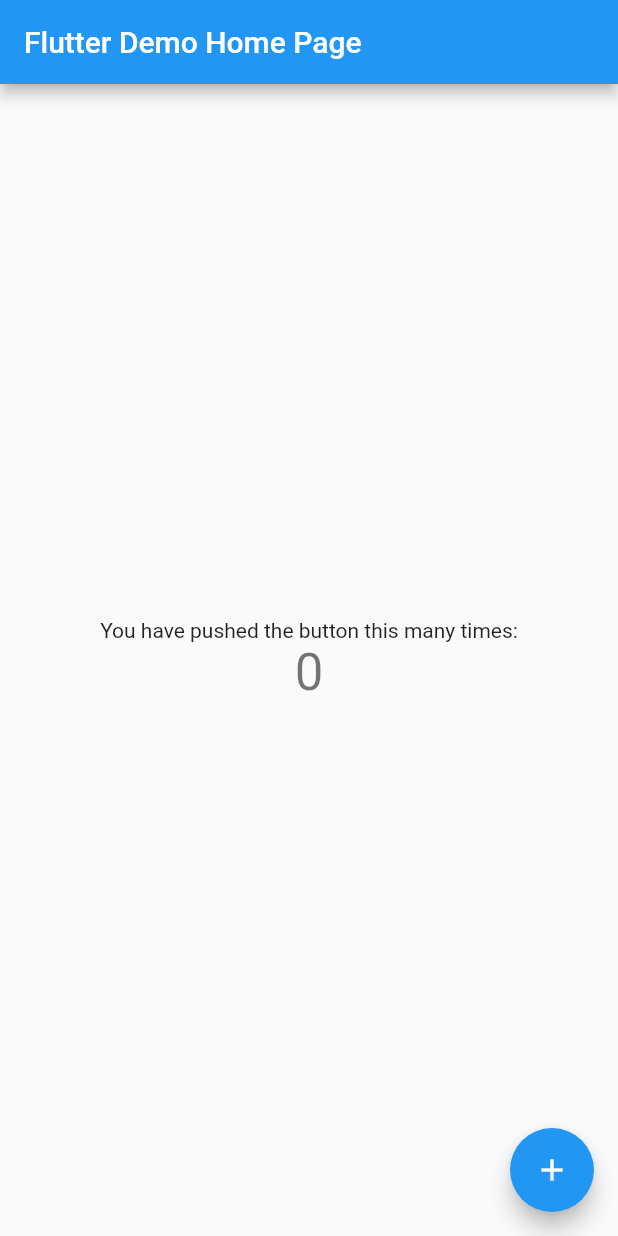
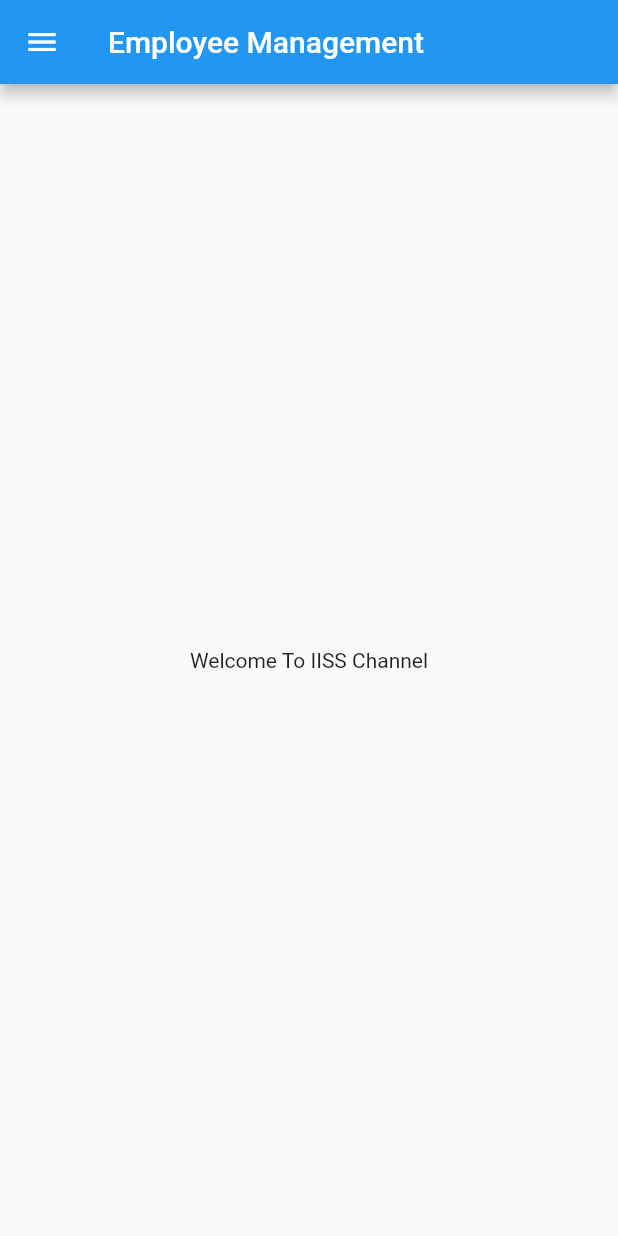
Before and after one commit to Dete-Desai/Instant-Insurance-Sales-Registration-Mobile-Application, a Flutter app: the screen it shows after launch, on a phone screen of 412 x 824 dp. Run offline on Flutter 3.47's test engine with Material 2 defaults, Android fonts, the phone set to English and light mode, and no system bars.

Commit message:
Home Page and Controllers Commits

```diff
--- /dev/null
+++ b/instant_insurance_sales_mobile/lib/components/layout/employeeDrawer.dart
@@ -0,0 +1,47 @@
+import 'package:flutter/material.dart';
+import 'package:instant_insurance_sales_mobile/components/forms/employee/registerEmployee.dart';
+
+class EmployeeDrawer extends StatefulWidget {
+  const EmployeeDrawer({Key? key}) : super(key: key);
+
+  @override
+  State<StatefulWidget> createState() {
+    return EmployeeDrawerState();
+  }
+}
+
+// ignore: camel_case_types
+class EmployeeDrawerState extends State<EmployeeDrawer> {
+  final minimumPadding = 5.0;
+  @override
+  Widget build(BuildContext context) {
+    return Scaffold(
+      appBar: AppBar(
+        title: const Text('Employee Management'),
+      ),
+      body: const Center(child: Text("Welcome To IISS Channel")),
+      drawer: Drawer(
+        child: ListView(
+          padding: EdgeInsets.only(top: minimumPadding, bottom: minimumPadding),
+          children: <Widget>[
+            const DrawerHeader(
+              child: Text('Employee Management'),
+              decoration: BoxDecoration(
+                color: Colors.blue,
+              ),
+            ),
+            ListTile(
+              title: const Text('Register Employee'),
+              onTap: () {
+                Navigator.push(
+                    context,
+                    MaterialPageRoute(
+                        builder: ((context) => const RegisterEmployee())));
+              },
+            )
+          ],
+        ),
+      ),
+    );
+  }
+}
--- /dev/null
+++ b/instant_insurance_sales_mobile/lib/controllers/APIs/updateEmployees.dart
@@ -0,0 +1 @@
+import 'package:flutter/material.dart';
--- a/instant_insurance_sales_mobile/lib/main.dart
+++ b/instant_insurance_sales_mobile/lib/main.dart
@@ -1,115 +1,22 @@
 import 'package:flutter/material.dart';
 
+import 'components/layout/employeeDrawer.dart';
+
 void main() {
-  runApp(const MyApp());
+  runApp(const IISS());
 }
 
-class MyApp extends StatelessWidget {
-  const MyApp({Key? key}) : super(key: key);
-
-  // This widget is the root of your application.
+class IISS extends StatelessWidget {
+  const IISS({Key? key}) : super(key: key);
   @override
   Widget build(BuildContext context) {
     return MaterialApp(
-      title: 'Flutter Demo',
+      title: 'EmployeeManagement',
+      debugShowCheckedModeBanner: false,
       theme: ThemeData(
-        // This is the theme of your application.
-        //
-        // Try running your application with "flutter run". You'll see the
-        // application has a blue toolbar. Then, without quitting the app, try
-        // changing the primarySwatch below to Colors.green and then invoke
-        // "hot reload" (press "r" in the console where you ran "flutter run",
-        // or simply save your changes to "hot reload" in a Flutter IDE).
-        // Notice that the counter didn't reset back to zero; the application
-        // is not restarted.
         primarySwatch: Colors.blue,
       ),
-      home: const MyHomePage(title: 'Flutter Demo Home Page'),
+      home: const EmployeeDrawer(),
     );
   }
 }
-
-class MyHomePage extends StatefulWidget {
-  const MyHomePage({Key? key, required this.title}) : super(key: key);
-
-  // This widget is the home page of your application. It is stateful, meaning
-  // that it has a State object (defined below) that contains fields that affect
-  // how it looks.
-
-  // This class is the configuration for the state. It holds the values (in this
-  // case the title) provided by the parent (in this case the App widget) and
-  // used by the build method of the State. Fields in a Widget subclass are
-  // always marked "final".
-
-  final String title;
-
-  @override
-  State<MyHomePage> createState() => _MyHomePageState();
-}
-
-class _MyHomePageState extends State<MyHomePage> {
-  int _counter = 0;
-
-  void _incrementCounter() {
-    setState(() {
-      // This call to setState tells the Flutter framework that something has
-      // changed in this State, which causes it to rerun the build method below
-      // so that the display can reflect the updated values. If we changed
-      // _counter without calling setState(), then the build method would not be
-      // called again, and so nothing would appear to happen.
-      _counter++;
-    });
-  }
-
-  @override
-  Widget build(BuildContext context) {
-    // This method is rerun every time setState is called, for instance as done
-    // by the _incrementCounter method above.
-    //
-    // The Flutter framework has been optimized to make rerunning build methods
-    // fast, so that you can just rebuild anything that needs updating rather
-    // than having to individually change instances of widgets.
-    return Scaffold(
-      appBar: AppBar(
-        // Here we take the value from the MyHomePage object that was created by
-        // the App.build method, and use it to set our appbar title.
-        title: Text(widget.title),
-      ),
-      body: Center(
-        // Center is a layout widget. It takes a single child and positions it
-        // in the middle of the parent.
-        child: Column(
-          // Column is also a layout widget. It takes a list of children and
-          // arranges them vertically. By default, it sizes itself to fit its
-          // children horizontally, and tries to be as tall as its parent.
-          //
-          // Invoke "debug painting" (press "p" in the console, choose the
-          // "Toggle Debug Paint" action from the Flutter Inspector in Android
-          // Studio, or the "Toggle Debug Paint" command in Visual Studio Code)
-          // to see the wireframe for each widget.
-          //
-          // Column has various properties to control how it sizes itself and
-          // how it positions its children. Here we use mainAxisAlignment to
-          // center the children vertically; the main axis here is the vertical
-          // axis because Columns are vertical (the cross axis would be
-          // horizontal).
-          mainAxisAlignment: MainAxisAlignment.center,
-          children: <Widget>[
-            const Text(
-              'You have pushed the button this many times:',
-            ),
-            Text(
-              '$_counter',
-              style: Theme.of(context).textTheme.headline4,
-            ),
-          ],
-        ),
-      ),
-      floatingActionButton: FloatingActionButton(
-        onPressed: _incrementCounter,
-        tooltip: 'Increment',
-        child: const Icon(Icons.add),
-      ), // This trailing comma makes auto-formatting nicer for build methods.
-    );
-  }
-}
```
Also changed, not shown: instant_insurance_sales_mobile/lib/components/forms/employee/registerEmployee.dart (added, +82 -0 lines), instant_insurance_sales_mobile/lib/controllers/APIs/getEmployees.dart (added, +25 -0 lines), instant_insurance_sales_mobile/lib/controllers/routes/routes.dart (added).
